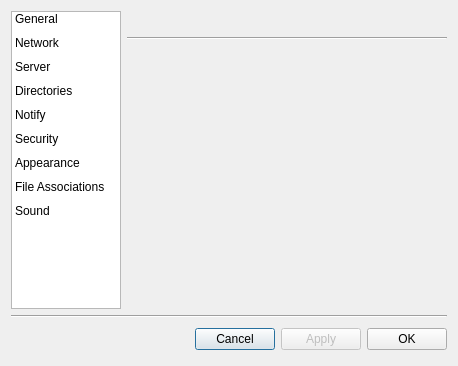
First picture: the form in retroshare-gui/src/gui/settings/settings.ui, repository RetroShare/RetroShare, before the edit.
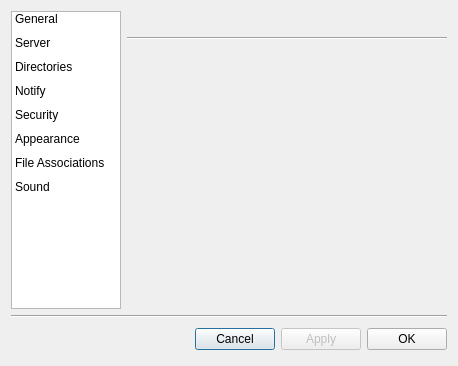
Second picture: the form after the edit. Icons and pictures are not drawn.

```diff
--- a/retroshare-gui/src/gui/settings/settings.ui
+++ b/retroshare-gui/src/gui/settings/settings.ui
@@ -87,15 +87,6 @@
         <normaloff>:/images/kcmsystem24.png</normaloff>:/images/kcmsystem24.png</iconset>
       </property>
      </item>
-     <item>
-      <property name="text">
-       <string>Network</string>
-      </property>
-      <property name="icon">
-       <iconset resource="../images.qrc">
-        <normaloff>:/images/network.png</normaloff>:/images/network.png</iconset>
-      </property>
-     </item>
      <item>
       <property name="text">
        <string>Server</string>
```
